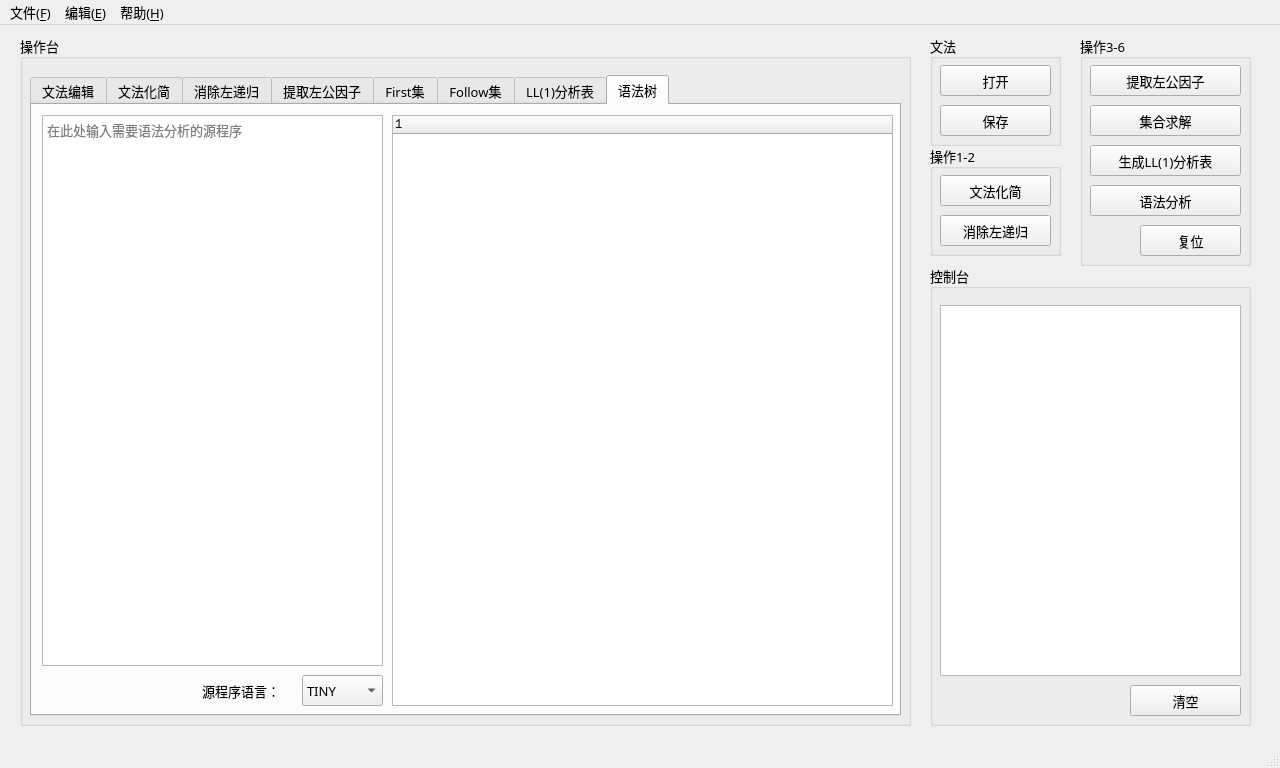
The window that BNFProcessor/mainwindow.ui (Lyuyk/Compile-Principle-Course-Labs) describes before a commit, drawn with Qt 5.
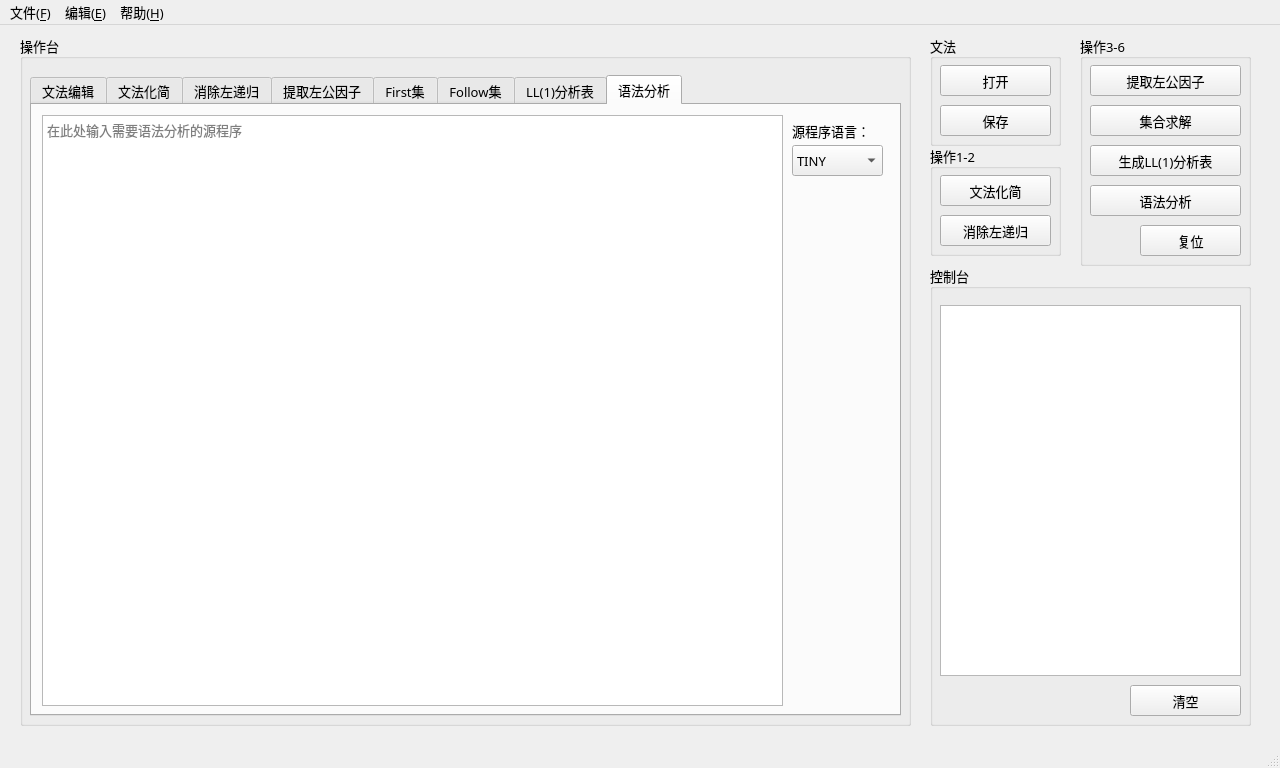
The same window after the commit.

What changed in the file:
```diff
--- a/BNFProcessor/mainwindow.ui
+++ b/BNFProcessor/mainwindow.ui
@@ -344,36 +344,15 @@
      </widget>
      <widget class="QWidget" name="tab_CST">
       <attribute name="title">
-       <string>语法树</string>
+       <string>语法分析</string>
       </attribute>
-      <widget class="QTreeWidget" name="treeWidget_CST">
-       <property name="geometry">
-        <rect>
-         <x>360</x>
-         <y>10</y>
-         <width>501</width>
-         <height>591</height>
-        </rect>
-       </property>
-       <property name="font">
-        <font>
-         <family>Courier New</family>
-         <pointsize>9</pointsize>
-        </font>
-       </property>
-       <column>
-        <property name="text">
-         <string notr="true">1</string>
-        </property>
-       </column>
-      </widget>
       <widget class="QPlainTextEdit" name="plainTextEdit_CST">
        <property name="geometry">
         <rect>
          <x>10</x>
          <y>10</y>
-         <width>341</width>
-         <height>551</height>
+         <width>741</width>
+         <height>591</height>
         </rect>
        </property>
        <property name="font">
@@ -389,9 +368,9 @@
       <widget class="QComboBox" name="comboBox_language">
        <property name="geometry">
         <rect>
-         <x>270</x>
-         <y>570</y>
-         <width>81</width>
+         <x>760</x>
+         <y>40</y>
+         <width>91</width>
          <height>31</height>
         </rect>
        </property>
@@ -409,8 +388,8 @@
       <widget class="QLabel" name="label_2">
        <property name="geometry">
         <rect>
-         <x>170</x>
-         <y>570</y>
+         <x>760</x>
+         <y>10</y>
          <width>101</width>
          <height>31</height>
         </rect>
```
